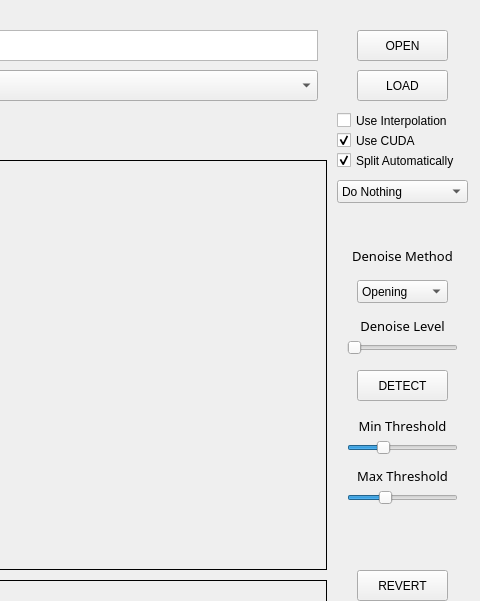
This is AtomSeg_V1.ui in gemengshu/AtomSegGUI as Qt 5 draws it before an edit; both pictures show x 523 to 1003 and y 0 to 601 of the 1003 by 1077 pixel window. The edited form follows.
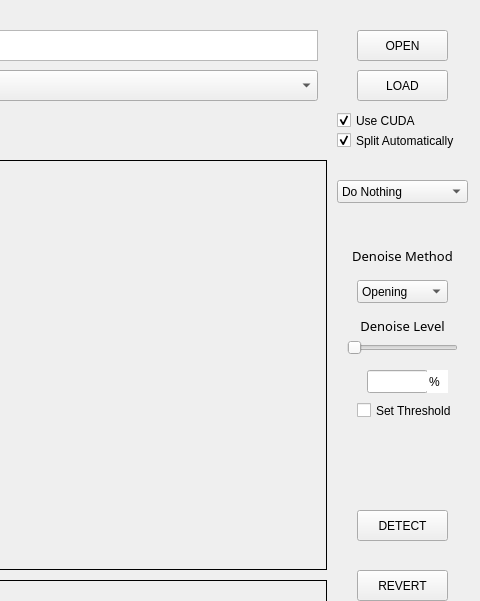
This is the edited form.

```diff
--- a/AtomSeg_V1.ui
+++ b/AtomSeg_V1.ui
@@ -184,118 +184,11 @@
      </property>
     </item>
    </widget>
-   <widget class="QLabel" name="label_2">
-    <property name="geometry">
-     <rect>
-      <x>870</x>
-      <y>410</y>
-      <width>111</width>
-      <height>31</height>
-     </rect>
-    </property>
-    <property name="font">
-     <font>
-      <family>Sans Serif</family>
-      <pointsize>10</pointsize>
-      <weight>50</weight>
-      <bold>false</bold>
-      <kerning>false</kerning>
-     </font>
-    </property>
-    <property name="frameShape">
-     <enum>QFrame::NoFrame</enum>
-    </property>
-    <property name="text">
-     <string>Min Threshold</string>
-    </property>
-    <property name="alignment">
-     <set>Qt::AlignCenter</set>
-    </property>
-   </widget>
-   <widget class="QSlider" name="min_thre">
-    <property name="geometry">
-     <rect>
-      <x>870</x>
-      <y>440</y>
-      <width>111</width>
-      <height>16</height>
-     </rect>
-    </property>
-    <property name="font">
-     <font>
-      <pointsize>9</pointsize>
-     </font>
-    </property>
-    <property name="maximum">
-     <number>100</number>
-    </property>
-    <property name="value">
-     <number>30</number>
-    </property>
-    <property name="orientation">
-     <enum>Qt::Horizontal</enum>
-    </property>
-   </widget>
-   <widget class="QSlider" name="max_thre">
-    <property name="geometry">
-     <rect>
-      <x>870</x>
-      <y>490</y>
-      <width>111</width>
-      <height>16</height>
-     </rect>
-    </property>
-    <property name="font">
-     <font>
-      <pointsize>9</pointsize>
-     </font>
-    </property>
-    <property name="minimum">
-     <number>100</number>
-    </property>
-    <property name="maximum">
-     <number>255</number>
-    </property>
-    <property name="value">
-     <number>150</number>
-    </property>
-    <property name="orientation">
-     <enum>Qt::Horizontal</enum>
-    </property>
-   </widget>
-   <widget class="QLabel" name="label_3">
-    <property name="geometry">
-     <rect>
-      <x>870</x>
-      <y>460</y>
-      <width>111</width>
-      <height>31</height>
-     </rect>
-    </property>
-    <property name="font">
-     <font>
-      <family>Sans Serif</family>
-      <pointsize>10</pointsize>
-      <weight>50</weight>
-      <bold>false</bold>
-      <kerning>false</kerning>
-     </font>
-    </property>
-    <property name="frameShape">
-     <enum>QFrame::NoFrame</enum>
-    </property>
-    <property name="text">
-     <string>Max Threshold</string>
-    </property>
-    <property name="alignment">
-     <set>Qt::AlignCenter</set>
-    </property>
-   </widget>
    <widget class="QCheckBox" name="use_cuda">
     <property name="geometry">
      <rect>
       <x>860</x>
-      <y>130</y>
+      <y>110</y>
       <width>131</width>
       <height>21</height>
      </rect>
@@ -402,19 +295,6 @@
      <string>LOAD</string>
     </property>
    </widget>
-   <widget class="QCheckBox" name="use_inter">
-    <property name="geometry">
-     <rect>
-      <x>860</x>
-      <y>110</y>
-      <width>131</width>
-      <height>21</height>
-     </rect>
-    </property>
-    <property name="text">
-     <string>Use Interpolation</string>
-    </property>
-   </widget>
    <widget class="QLabel" name="label">
     <property name="geometry">
      <rect>
@@ -447,7 +327,7 @@
     <property name="geometry">
      <rect>
       <x>880</x>
-      <y>370</y>
+      <y>510</y>
       <width>91</width>
       <height>31</height>
      </rect>
@@ -473,7 +353,7 @@
     <property name="geometry">
      <rect>
       <x>860</x>
-      <y>150</y>
+      <y>130</y>
       <width>141</width>
       <height>21</height>
      </rect>
@@ -568,6 +448,54 @@
      </property>
     </item>
    </widget>
+   <widget class="QCheckBox" name="set_thre">
+    <property name="geometry">
+     <rect>
+      <x>880</x>
+      <y>400</y>
+      <width>111</width>
+      <height>21</height>
+     </rect>
+    </property>
+    <property name="text">
+     <string>Set Threshold</string>
+    </property>
+    <property name="checked">
+     <bool>false</bool>
+    </property>
+   </widget>
+   <widget class="QLineEdit" name="thre">
+    <property name="geometry">
+     <rect>
+      <x>890</x>
+      <y>370</y>
+      <width>61</width>
+      <height>23</height>
+     </rect>
+    </property>
+   </widget>
+   <widget class="QLineEdit" name="lineEdit_2">
+    <property name="geometry">
+     <rect>
+      <x>950</x>
+      <y>370</y>
+      <width>21</width>
+      <height>23</height>
+     </rect>
+    </property>
+    <property name="inputMask">
+     <string notr="true"/>
+    </property>
+    <property name="text">
+     <string>%</string>
+    </property>
+    <property name="frame">
+     <bool>false</bool>
+    </property>
+    <property name="readOnly">
+     <bool>true</bool>
+    </property>
+   </widget>
    <zorder>imagePath</zorder>
    <zorder>open</zorder>
    <zorder>ori</zorder>
```
Left out of the diff: 8 changed lines with no effect on the pictures.
